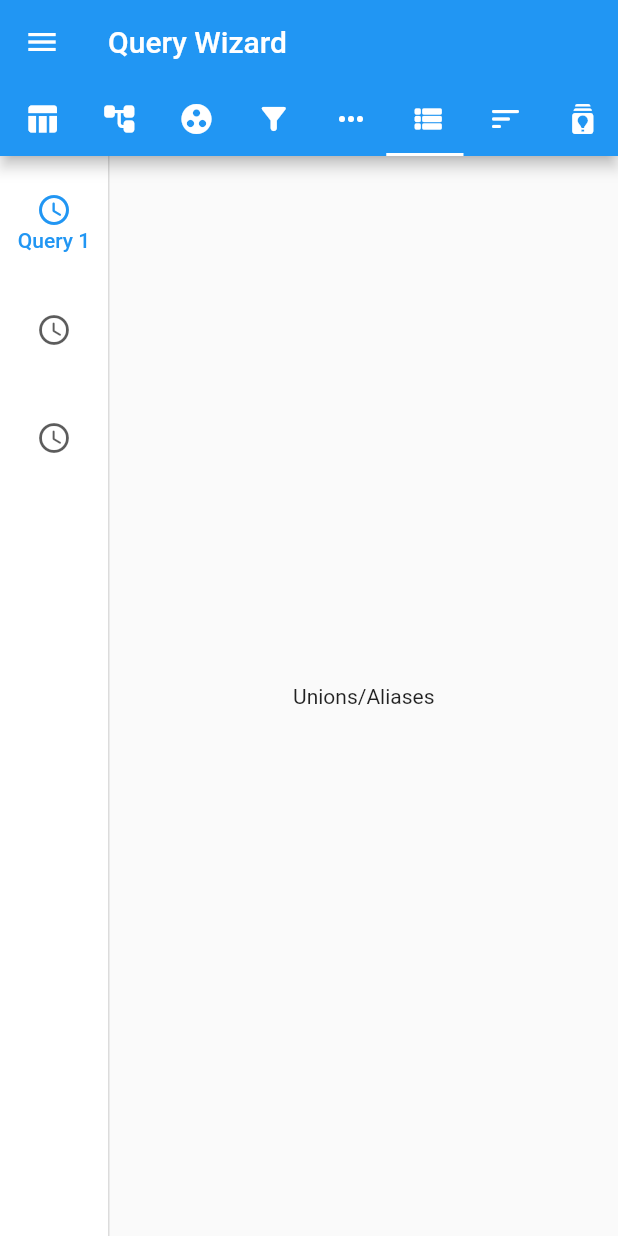
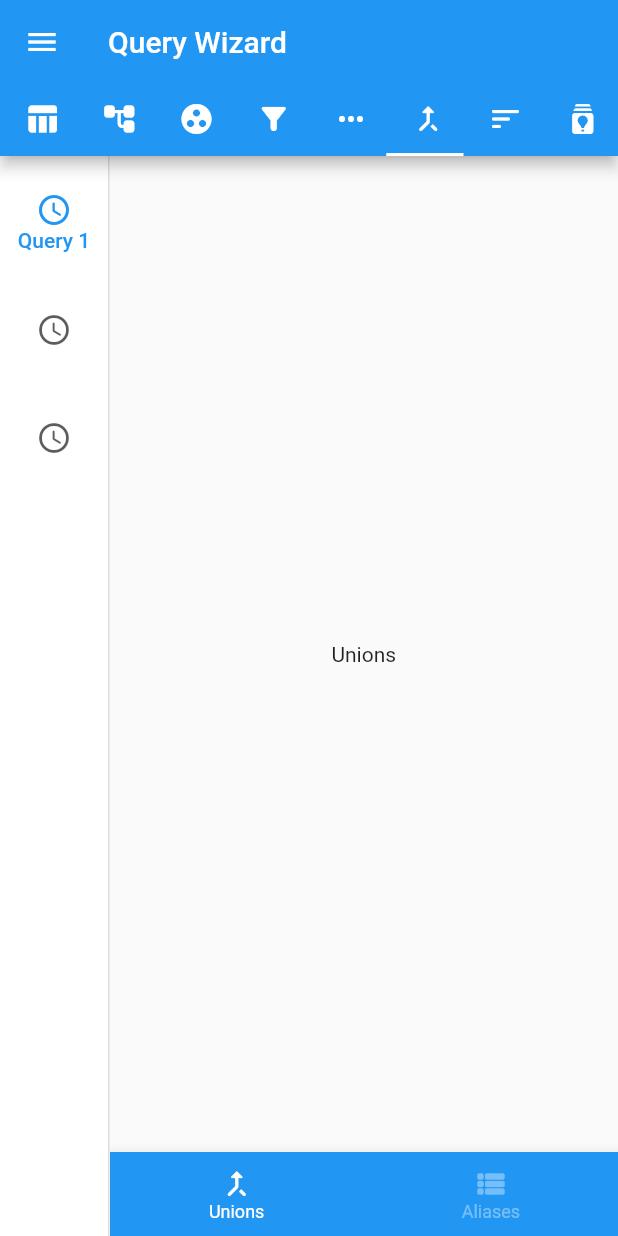
Before and after one commit to dmitrii-kiselev/query_wizard, a Flutter app: the screen it shows after launch, tab 6 chosen, on a phone screen of 412 x 824 dp. Run offline on Flutter 3.47's test engine with Material 2 defaults, Android fonts, the phone set to English and light mode, and no system bars; our stand-ins replace bloc, equatable, flutter_bloc, flutter_hooks; generated files the repository leaves out were written again.

Commit message:
feat(lib): add `QueryUnionsAliasesTab` tab

```diff
--- a/lib/src/l10n/intl_en.arb
+++ b/lib/src/l10n/intl_en.arb
@@ -1,6 +1,7 @@
 {
   "add": "Add",
   "aggregates": "Aggregates",
+  "aliases": "Aliases",
   "conditionsTab": "Conditions",
   "copy": "Copy",
   "database": "Database",
@@ -16,5 +17,6 @@
   "somethingWentWrong": "Something went wrong!",
   "tables": "Tables",
   "tablesAndFieldsTab": "Tables and fields",
+  "unions": "Unions",
   "unionsAliasesTab": "Unions/Aliases"
 }
--- a/lib/src/widgets/layout/query_wizard_layout.dart
+++ b/lib/src/widgets/layout/query_wizard_layout.dart
@@ -44,8 +44,8 @@ class QueryWizardLayout extends HookWidget {
           )),
       _QueryWizardTab(
           message: localizations?.unionsAliasesTab ?? 'Unions/Aliases',
-          icon: Icons.view_list_rounded,
-          widget: Text(localizations?.unionsAliasesTab ?? 'Unions/Aliases')),
+          icon: Icons.merge_type_rounded,
+          widget: QueryUnionsAliasesTab()),
       _QueryWizardTab(
           message: localizations?.orderTab ?? 'Order',
           icon: Icons.sort_rounded,
--- /dev/null
+++ b/lib/src/widgets/tabs/query_unions_aliases_tab/query_aliases.dart
@@ -0,0 +1,10 @@
+import 'package:flutter/material.dart';
+
+class QueryAliases extends StatelessWidget {
+  const QueryAliases({Key? key}) : super(key: key);
+
+  @override
+  Widget build(BuildContext context) {
+    return Text('Aliases');
+  }
+}
--- /dev/null
+++ b/lib/src/widgets/tabs/query_unions_aliases_tab/query_unions.dart
@@ -0,0 +1,10 @@
+import 'package:flutter/material.dart';
+
+class QueryUnions extends StatelessWidget {
+  const QueryUnions({Key? key}) : super(key: key);
+
+  @override
+  Widget build(BuildContext context) {
+    return Text('Unions');
+  }
+}
--- /dev/null
+++ b/lib/src/widgets/tabs/query_unions_aliases_tab/query_unions_aliases_tab.dart
@@ -0,0 +1,64 @@
+import 'package:flutter/material.dart';
+import 'package:animations/animations.dart';
+import 'package:flutter_hooks/flutter_hooks.dart';
+
+import 'package:flutter_gen/gen_l10n/query_wizard_localizations.dart';
+import 'package:query_wizard/widgets.dart';
+
+class QueryUnionsAliasesTab extends HookWidget {
+  const QueryUnionsAliasesTab({Key? key}) : super(key: key);
+
+  @override
+  Widget build(BuildContext context) {
+    final _currentIndex = useState(0);
+
+    final localizations = QueryWizardLocalizations.of(context);
+    final textTheme = Theme.of(context).textTheme;
+    final colorScheme = Theme.of(context).colorScheme;
+
+    final bottomNavigationBarItems = <BottomNavigationBarItem>[
+      BottomNavigationBarItem(
+        icon: const Icon(Icons.merge_type_rounded),
+        label: localizations?.unions ?? 'Unions',
+      ),
+      BottomNavigationBarItem(
+        icon: const Icon(Icons.view_list_rounded),
+        label: localizations?.aliases ?? 'Aliases',
+      ),
+    ];
+
+    final tabs = [
+      QueryUnions(),
+      QueryAliases(),
+    ];
+
+    return Scaffold(
+      body: Center(
+        child: PageTransitionSwitcher(
+          child: tabs[_currentIndex.value],
+          transitionBuilder: (child, animation, secondaryAnimation) {
+            return FadeThroughTransition(
+              child: child,
+              animation: animation,
+              secondaryAnimation: secondaryAnimation,
+            );
+          },
+        ),
+      ),
+      bottomNavigationBar: BottomNavigationBar(
+        showSelectedLabels: true,
+        items: bottomNavigationBarItems,
+        currentIndex: _currentIndex.value,
+        type: BottomNavigationBarType.fixed,
+        selectedFontSize: textTheme.caption!.fontSize!,
+        unselectedFontSize: textTheme.caption!.fontSize!,
+        onTap: (index) {
+          _currentIndex.value = index;
+        },
+        selectedItemColor: colorScheme.onPrimary,
+        unselectedItemColor: colorScheme.onPrimary.withOpacity(0.38),
+        backgroundColor: colorScheme.primary,
+      ),
+    );
+  }
+}
--- a/lib/widgets.dart
+++ b/lib/widgets.dart
@@ -16,3 +16,6 @@ export 'src/widgets/tabs/query_tables_and_fields_tab/query_tables_and_fields_tab
 export 'src/widgets/tabs/query_tables_and_fields_tab/query_fields.dart';
 export 'src/widgets/tabs/query_tables_and_fields_tab/query_sources.dart';
 export 'src/widgets/tabs/query_tables_and_fields_tab/query_tables.dart';
+export 'src/widgets/tabs/query_unions_aliases_tab/query_aliases.dart';
+export 'src/widgets/tabs/query_unions_aliases_tab/query_unions.dart';
+export 'src/widgets/tabs/query_unions_aliases_tab/query_unions_aliases_tab.dart';
```
Also changed, not shown: pubspec.lock.
